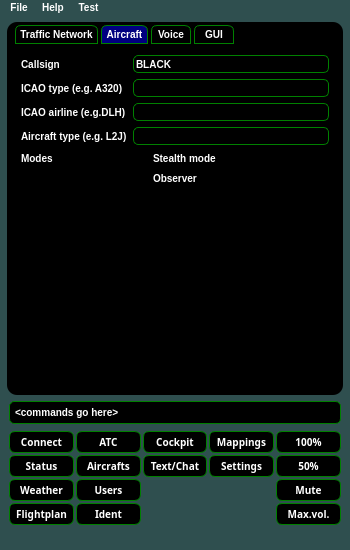
swift-project/pilotclient, file samples/blackgui/mainwindow.ui: the form before one commit.
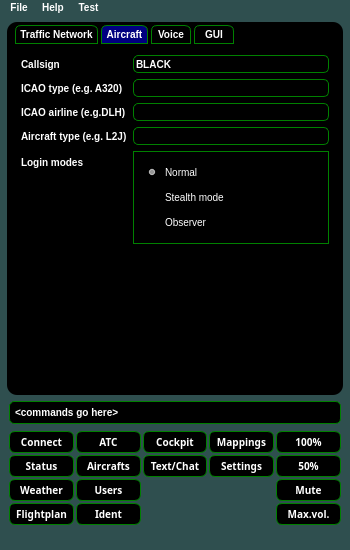
The form after the commit. The open tabs and pages were chosen to show the change. Icons and pictures are not drawn.

Commit message: Added LoginMode for login from GUI * updated context method * updated GUI, checkboxes for mode * style sheet modified due to GUI update

```diff
--- a/samples/blackgui/mainwindow.ui
+++ b/samples/blackgui/mainwindow.ui
@@ -163,6 +163,14 @@
 	border-radius: 5px;
 }
 
+QGroupBox {
+	border: 1px solid green;
+}
+
+QRadioButton {
+	font: 10px;
+}
+
 QComboBox {
 	border: 1px solid green;
 	border-radius: 5px;
@@ -268,7 +276,7 @@
      subcontrol-origin: margin;
  }
 
- QScrollBar::sub-line:vertical {
+QScrollBar::sub-line:vertical {
      border: 2px solid gray;
      background: blue;
      height: 5px;
@@ -1764,6 +1772,9 @@
               <layout class="QVBoxLayout" name="verticalLayout_5">
                <item>
                 <layout class="QFormLayout" name="fl_SettingsAircraft">
+                 <property name="fieldGrowthPolicy">
+                  <enum>QFormLayout::AllNonFixedFieldsGrow</enum>
+                 </property>
                  <item row="0" column="0">
                   <widget class="QLabel" name="lbl_SettingsAircraftCallsign">
                    <property name="text">
@@ -1811,22 +1822,41 @@
                  <item row="4" column="0">
                   <widget class="QLabel" name="lbl_SettingsModes">
                    <property name="text">
-                    <string>Modes</string>
+                    <string>Login modes</string>
                    </property>
                   </widget>
                  </item>
                  <item row="4" column="1">
-                  <widget class="QCheckBox" name="lbl_SettingsStealthMode">
-                   <property name="text">
-                    <string>Stealth mode</string>
+                  <widget class="QGroupBox" name="gb_LoginModes">
+                   <property name="title">
+                    <string/>
                    </property>
-                  </widget>
-                 </item>
-                 <item row="5" column="1">
-                  <widget class="QCheckBox" name="lbl_SettingsObserver">
-                   <property name="text">
-                    <string>Observer</string>
-                   </property>
+                   <layout class="QVBoxLayout" name="verticalLayout">
+                    <item>
+                     <widget class="QRadioButton" name="rb_SetttingsNormalLoginMode">
+                      <property name="text">
+                       <string>Normal</string>
+                      </property>
+                      <property name="checked">
+                       <bool>true</bool>
+                      </property>
+                     </widget>
+                    </item>
+                    <item>
+                     <widget class="QRadioButton" name="rb_SettingsLoginStealthMode">
+                      <property name="text">
+                       <string>Stealth mode</string>
+                      </property>
+                     </widget>
+                    </item>
+                    <item>
+                     <widget class="QRadioButton" name="rb_SettingsLoginObserver">
+                      <property name="text">
+                       <string>Observer</string>
+                      </property>
+                     </widget>
+                    </item>
+                   </layout>
                   </widget>
                  </item>
                 </layout>
```
Left out of the diff: 178 changed lines with no effect on the pictures. The commit also changes 6 other files.
